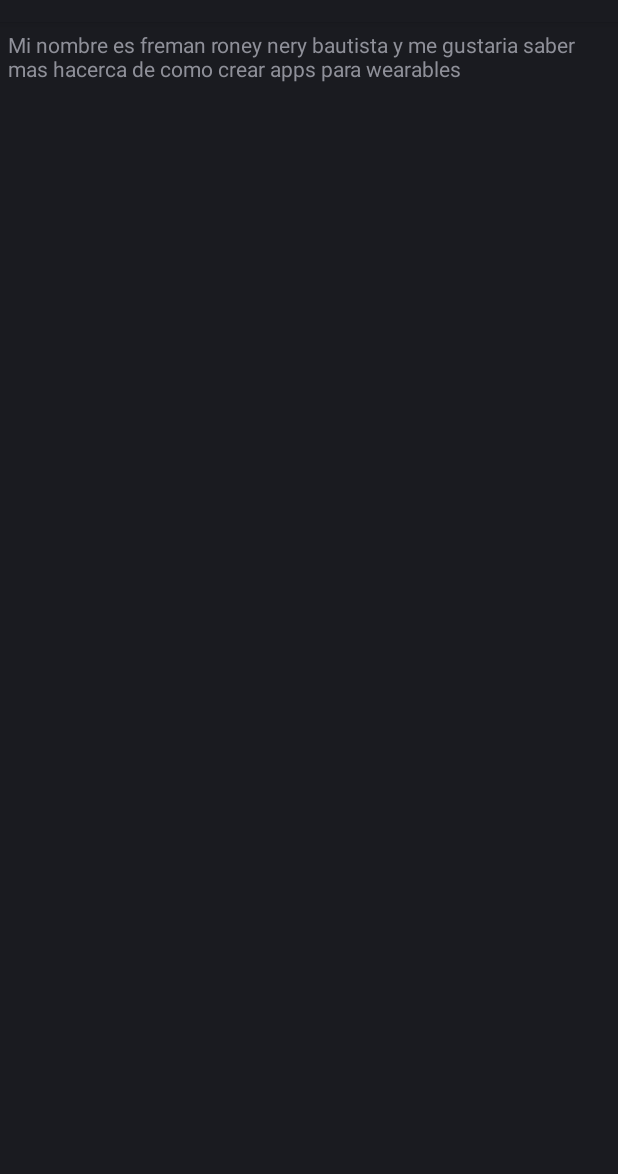
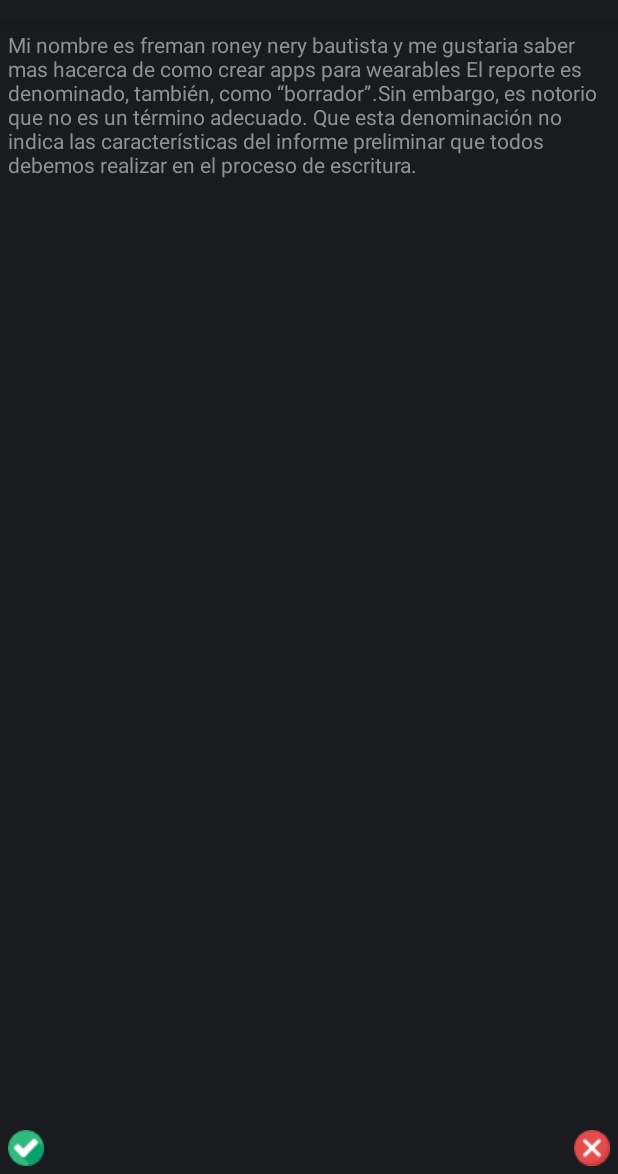
Before and after one commit to Freman-web/Practica.1_Wear.OS, an Android app: the screen it shows after launch (MainActivity), on a phone screen of 412 x 824 dp, the part 62-1236 px from its top. Run offline under Robolectric (Android 15) with nearby library versions, the phone set to English and light mode, and no system bars; plain views replace BoxInsetLayout.

```diff
--- a/app/src/main/java/com/furthergrow/practica1/MainActivity.kt
+++ b/app/src/main/java/com/furthergrow/practica1/MainActivity.kt
@@ -2,6 +2,7 @@ package com.furthergrow.practica1
 import android.app.Activity
 import android.os.Bundle
 import android.widget.TextView
+import android.widget.Toast
 import com.furthergrow.practica1.databinding.ActivityMainBinding
 
 // Nos ayudan a enlazar elementos de la vista con el codigo
@@ -25,6 +26,16 @@ class MainActivity : Activity() {
         //Es lo mismo de arriba pero usando la variable binding ya no se usa var
         /*binding.text.text="UT SELVA"*/
 
+        binding.btnOk.setOnClickListener {
+            Toast.makeText(this,"Aceptar",Toast.LENGTH_SHORT).show()
+        }
+
+        binding.btnCancel.setOnClickListener {
+            Toast.makeText(this,"Adios",Toast.LENGTH_SHORT).show()
+            System.exit(0)
+
+        }
+
 
 
 
--- a/app/src/main/res/layout/activity_main.xml
+++ b/app/src/main/res/layout/activity_main.xml
@@ -14,11 +14,38 @@
         android:padding="@dimen/inner_frame_layout_padding"
         app:layout_boxedEdges="all">
 
-        <TextView
-            android:id="@+id/text"
+        <ScrollView
+            android:layout_width="match_parent"
+            android:layout_height="150px">
+
+            <LinearLayout
+                android:layout_width="match_parent"
+                android:layout_height="wrap_content"
+                android:orientation="vertical">
+
+                <TextView
+                    android:id="@+id/text"
+                    android:layout_width="match_parent"
+                    android:layout_height="match_parent"
+                    android:text="@string/Saludo" />
+            </LinearLayout>
+        </ScrollView>
+
+        <ImageButton
+            android:id="@+id/btn_ok"
             android:layout_width="wrap_content"
             android:layout_height="wrap_content"
-            android:text="@string/Saludo" />
+            android:layout_gravity="bottom"
+            android:background="@android:color/transparent"
+            android:src="@drawable/comprobado" />
+
+        <ImageButton
+            android:id="@+id/btn_cancel"
+            android:layout_width="wrap_content"
+            android:layout_height="wrap_content"
+            android:layout_gravity="bottom|right"
+            android:background="@android:color/transparent"
+            android:src="@drawable/cancelar" />
 
     </FrameLayout>
 </androidx.wear.widget.BoxInsetLayout>
--- a/app/src/main/res/values/strings.xml
+++ b/app/src/main/res/values/strings.xml
@@ -5,7 +5,7 @@
     values-round/strings.xml for round devices.
     -->
     <string name="hello_world">Hello Square World!</string>
-    <string name="Saludo">Mi nombre
-        es freman roney nery bautista y me gustaria saber mas hacerca de como crear
-        apps para wearables</string>
+    <string name="Saludo">Mi nombre es freman roney nery bautista y me gustaria saber mas hacerca de como crear
+        apps para wearables El reporte es denominado, también, como “borrador”.Sin embargo, es notorio que no es un término adecuado.
+        Que esta denominación no indica las características del informe preliminar que todos debemos realizar en el proceso de escritura. </string>
 </resources>
```
Also changed, not shown: app/src/main/res/drawable/cancelar.png (added), app/src/main/res/drawable/comprobado.png (added).
